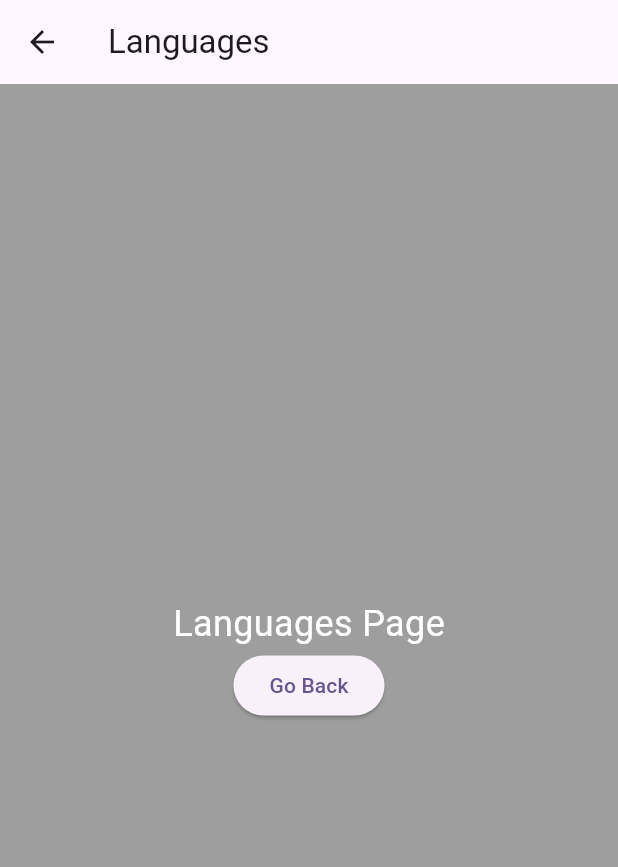
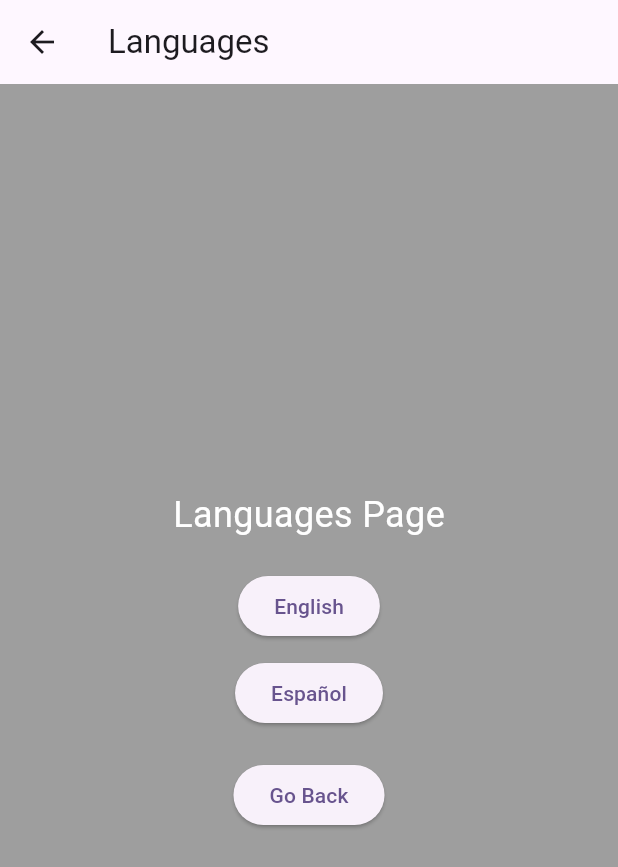
Before and after one commit to frankgimeno3/flutterMenu, a Flutter app: the LanguagesPage screen opened directly, on a phone screen of 412 x 824 dp. Shown: the top 867 px of the screen. Run offline on Flutter 3.47's test engine with Material 3 defaults, Android fonts, the phone set to English and light mode, and no system bars.

Commit message:
añado dos idiomas a languages

```diff
--- a/lib/pages/languages.dart
+++ b/lib/pages/languages.dart
@@ -14,6 +14,23 @@ class LanguagesPage extends StatelessWidget {
             mainAxisAlignment: MainAxisAlignment.center,
             children: <Widget>[
               Text('Languages Page', style: TextStyle(fontSize: 24, color: Colors.white)),
+              SizedBox(height: 20), // Adds spacing between the text and the buttons
+              ElevatedButton(
+                onPressed: () {
+                  // Add your logic for the English button
+                  print('English selected');
+                },
+                child: Text('English'),
+              ),
+              SizedBox(height: 10), // Adds spacing between the buttons
+              ElevatedButton(
+                onPressed: () {
+                  // Add your logic for the Español button
+                  print('Español selected');
+                },
+                child: Text('Español'),
+              ),
+              SizedBox(height: 20), // Adds spacing between the buttons and Go Back button
               ElevatedButton(
                 onPressed: () => Navigator.pop(context),
                 child: Text('Go Back'),
```
